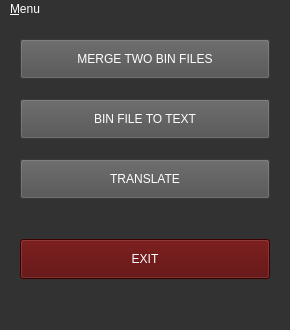
Qt form forms/mainwindow.ui (psv-git/BDOLang) before a commit.
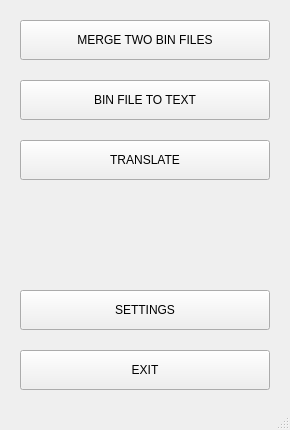
The same form after that commit. Custom widgets are drawn as their Qt base class.

```diff
--- a/forms/mainwindow.ui
+++ b/forms/mainwindow.ui
@@ -7,33 +7,24 @@
     <x>0</x>
     <y>0</y>
     <width>290</width>
-    <height>330</height>
+    <height>430</height>
    </rect>
   </property>
   <property name="minimumSize">
    <size>
     <width>290</width>
-    <height>330</height>
+    <height>430</height>
    </size>
   </property>
   <property name="maximumSize">
    <size>
     <width>290</width>
-    <height>330</height>
+    <height>430</height>
    </size>
   </property>
-  <property name="font">
-   <font>
-    <family>Arial Black</family>
-    <pointsize>16</pointsize>
-   </font>
-  </property>
   <property name="windowTitle">
    <string notr="true">BDOLang</string>
   </property>
-  <property name="styleSheet">
-   <string notr="true">background-color: rgb(50, 50, 50);</string>
-  </property>
   <widget class="QWidget" name="centralWidget">
    <widget class="MyButton" name="button3">
     <property name="geometry">
@@ -54,9 +45,7 @@
      <number>1</number>
     </property>
     <property name="styleSheet">
-     <string notr="true">background-color: rgb(80, 80, 80);
-color: rgb(255, 255, 255);
-font: 12pt &quot;Arial Black&quot;;</string>
+     <string notr="true">font: 12pt &quot;Arial&quot;;</string>
     </property>
     <property name="text">
      <string>TRANSLATE</string>
@@ -75,9 +64,7 @@
      <enum>Qt::TabFocus</enum>
     </property>
     <property name="styleSheet">
-     <string notr="true">color: rgb(255, 255, 255);
-background-color: rgb(80, 80, 80);
-font: 12pt &quot;Arial Black&quot;;</string>
+     <string notr="true">font: 12pt &quot;Arial&quot;;</string>
     </property>
     <property name="text">
      <string>MERGE TWO BIN FILES</string>
@@ -96,9 +83,7 @@
      <enum>Qt::TabFocus</enum>
     </property>
     <property name="styleSheet">
-     <string notr="true">color: rgb(255, 255, 255);
-background-color: rgb(80, 80, 80);
-font: 12pt &quot;Arial Black&quot;;</string>
+     <string notr="true">font: 12pt &quot;Arial&quot;;</string>
     </property>
     <property name="text">
      <string>BIN FILE TO TEXT</string>
@@ -108,7 +93,7 @@
     <property name="geometry">
      <rect>
       <x>20</x>
-      <y>220</y>
+      <y>350</y>
       <width>250</width>
       <height>40</height>
      </rect>
@@ -117,55 +102,39 @@
      <enum>Qt::TabFocus</enum>
     </property>
     <property name="styleSheet">
-     <string notr="true">background-color: rgb(85, 0, 0);
-font: 16pt &quot;Arial Black&quot;;
-color: rgb(255, 255, 255);</string>
+     <string notr="true">font: 12pt &quot;Arial&quot;;</string>
     </property>
     <property name="text">
      <string>EXIT</string>
     </property>
    </widget>
+   <widget class="MyButton" name="settingsButton">
+    <property name="geometry">
+     <rect>
+      <x>20</x>
+      <y>290</y>
+      <width>250</width>
+      <height>40</height>
+     </rect>
+    </property>
+    <property name="focusPolicy">
+     <enum>Qt::TabFocus</enum>
+    </property>
+    <property name="toolTip">
+     <string>&lt;html&gt;&lt;head/&gt;&lt;body&gt;&lt;p&gt;&lt;span style=&quot; font-size:16pt;&quot;&gt;Translate .loc file&lt;/span&gt;&lt;/p&gt;&lt;/body&gt;&lt;/html&gt;</string>
+    </property>
+    <property name="toolTipDuration">
+     <number>1</number>
+    </property>
+    <property name="styleSheet">
+     <string notr="true">font: 12pt &quot;Arial&quot;;</string>
+    </property>
+    <property name="text">
+     <string>SETTINGS</string>
+    </property>
+   </widget>
   </widget>
   <widget class="QStatusBar" name="statusBar"/>
-  <widget class="QMenuBar" name="menuBar">
-   <property name="geometry">
-    <rect>
-     <x>0</x>
-     <y>0</y>
-     <width>290</width>
-     <height>23</height>
-    </rect>
-   </property>
-   <property name="focusPolicy">
-    <enum>Qt::NoFocus</enum>
-   </property>
-   <property name="contextMenuPolicy">
-    <enum>Qt::CustomContextMenu</enum>
-   </property>
-   <property name="styleSheet">
-    <string notr="true">font: 10pt &quot;Arial Black&quot;;
-color: rgb(255, 255, 255);</string>
-   </property>
-   <widget class="QMenu" name="menuMenu">
-    <property name="geometry">
-     <rect>
-      <x>345</x>
-      <y>101</y>
-      <width>165</width>
-      <height>104</height>
-     </rect>
-    </property>
-    <property name="focusPolicy">
-     <enum>Qt::NoFocus</enum>
-    </property>
-    <property name="title">
-     <string>&amp;Menu</string>
-    </property>
-    <addaction name="settings"/>
-    <addaction name="about"/>
-   </widget>
-   <addaction name="menuMenu"/>
-  </widget>
   <action name="settings">
    <property name="text">
     <string>Settings</string>
```
